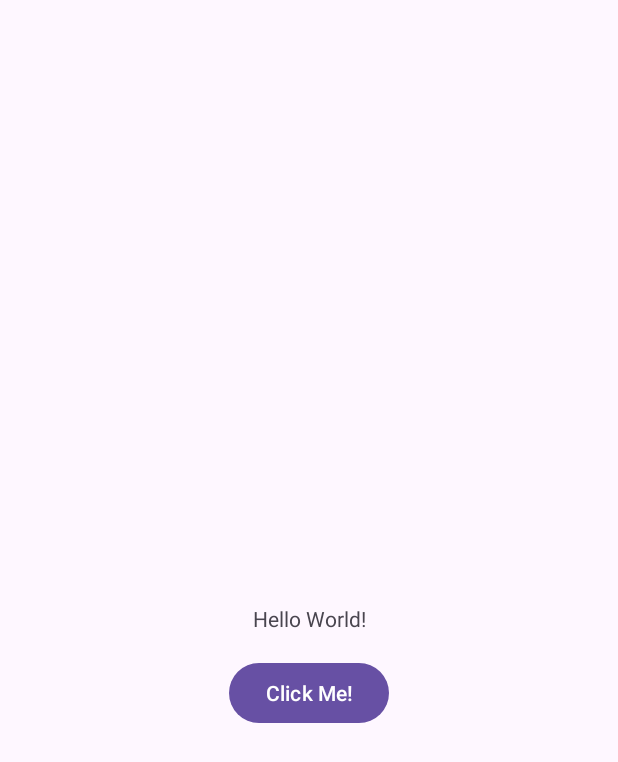
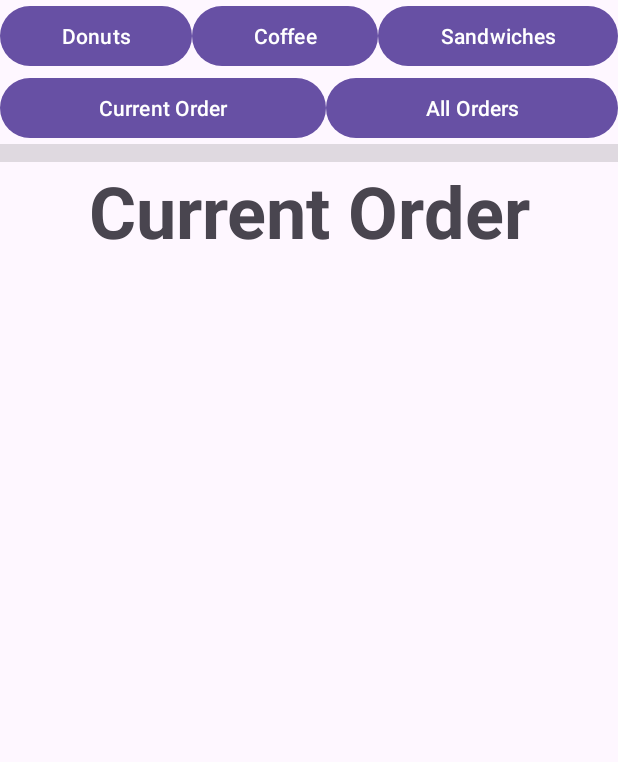
Before and after one commit to woogyeom/CS213-Project-5, an Android app: the screen it shows after launch (MainActivity), on a phone screen of 412 x 824 dp. Shown: the top 762 px of the screen. Run offline under Robolectric (Android 15) with nearby library versions, the phone set to English and light mode, and no system bars.

Commit message:
Added buttons for each page (they work)

```diff
--- /dev/null
+++ b/app/src/main/java/rucafe/ordermanager/CurrentOrderFragment.java
@@ -0,0 +1,64 @@
+package rucafe.ordermanager;
+
+import android.os.Bundle;
+
+import androidx.fragment.app.Fragment;
+
+import android.view.LayoutInflater;
+import android.view.View;
+import android.view.ViewGroup;
+
+/**
+ * A simple {@link Fragment} subclass.
+ * Use the {@link CurrentOrderFragment#newInstance} factory method to
+ * create an instance of this fragment.
+ */
+public class CurrentOrderFragment extends Fragment {
+
+    // TODO: Rename parameter arguments, choose names that match
+    // the fragment initialization parameters, e.g. ARG_ITEM_NUMBER
+    private static final String ARG_PARAM1 = "param1";
+    private static final String ARG_PARAM2 = "param2";
+
+    // TODO: Rename and change types of parameters
+    private String mParam1;
+    private String mParam2;
+
+    public CurrentOrderFragment() {
+        // Required empty public constructor
+    }
+
+    /**
+     * Use this factory method to create a new instance of
+     * this fragment using the provided parameters.
+     *
+     * @param param1 Parameter 1.
+     * @param param2 Parameter 2.
+     * @return A new instance of fragment CurrentOrderFragment.
+     */
+    // TODO: Rename and change types and number of parameters
+    public static CurrentOrderFragment newInstance(String param1, String param2) {
+        CurrentOrderFragment fragment = new CurrentOrderFragment();
+        Bundle args = new Bundle();
+        args.putString(ARG_PARAM1, param1);
+        args.putString(ARG_PARAM2, param2);
+        fragment.setArguments(args);
+        return fragment;
+    }
+
+    @Override
+    public void onCreate(Bundle savedInstanceState) {
+        super.onCreate(savedInstanceState);
+        if (getArguments() != null) {
+            mParam1 = getArguments().getString(ARG_PARAM1);
+            mParam2 = getArguments().getString(ARG_PARAM2);
+        }
+    }
+
+    @Override
+    public View onCreateView(LayoutInflater inflater, ViewGroup container,
+                             Bundle savedInstanceState) {
+        // Inflate the layout for this fragment
+        return inflater.inflate(R.layout.fragment_current_order, container, false);
+    }
+}
--- a/app/src/main/java/rucafe/ordermanager/MainActivity.java
+++ b/app/src/main/java/rucafe/ordermanager/MainActivity.java
@@ -11,6 +11,7 @@ import androidx.appcompat.app.AppCompatActivity;
 import androidx.core.graphics.Insets;
 import androidx.core.view.ViewCompat;
 import androidx.core.view.WindowInsetsCompat;
+import androidx.fragment.app.FragmentManager;
 
 public class MainActivity extends AppCompatActivity {
 
@@ -19,6 +20,8 @@ public class MainActivity extends AppCompatActivity {
         super.onCreate(savedInstanceState);
         EdgeToEdge.enable(this);
         setContentView(R.layout.activity_main);
+
+        /*
         ViewCompat.setOnApplyWindowInsetsListener(findViewById(R.id.main), (v, insets) -> {
             Insets systemBars = insets.getInsets(WindowInsetsCompat.Type.systemBars());
             v.setPadding(systemBars.left, systemBars.top, systemBars.right, systemBars.bottom);
@@ -33,8 +36,78 @@ public class MainActivity extends AppCompatActivity {
                 showPopupDialog();
             }
         });
+        */
+
+        // Creating the Fragment Manager
+        FragmentManager fragmentManager = getSupportFragmentManager();
+
+        // For Donuts button
+        Button buttonDonuts = findViewById(R.id.buttonDonuts);
+        buttonDonuts.setOnClickListener(new View.OnClickListener() {
+            @Override
+            public void onClick(View v) {
+                fragmentManager.beginTransaction()
+                        .replace(R.id.fragmentContainerView, DonutFragment.class, null)
+                        .setReorderingAllowed(true)
+                        .addToBackStack("name") // Name can be null
+                        .commit();
+            }
+        });
+
+        // For Coffee button
+        Button buttonCoffee = findViewById(R.id.buttonCoffee);
+        buttonCoffee.setOnClickListener(new View.OnClickListener() {
+            @Override
+            public void onClick(View v) {
+                fragmentManager.beginTransaction()
+                        .replace(R.id.fragmentContainerView, CoffeeFragment.class, null)
+                        .setReorderingAllowed(true)
+                        .addToBackStack("name") // Name can be null
+                        .commit();
+            }
+        });
+
+        // For Sandwich button
+        Button buttonSandwiches = findViewById(R.id.buttonSandwich);
+        buttonSandwiches.setOnClickListener(new View.OnClickListener() {
+            @Override
+            public void onClick(View v) {
+                fragmentManager.beginTransaction()
+                        .replace(R.id.fragmentContainerView, SandwichFragment.class, null)
+                        .setReorderingAllowed(true)
+                        .addToBackStack("name") // Name can be null
+                        .commit();
+            }
+        });
+
+        // For Current Order button
+        Button buttonCurrentOrder = findViewById(R.id.buttonCurrentOrder);
+        buttonCurrentOrder.setOnClickListener(new View.OnClickListener() {
+            @Override
+            public void onClick(View v) {
+                fragmentManager.beginTransaction()
+                        .replace(R.id.fragmentContainerView, CurrentOrderFragment.class, null)
+                        .setReorderingAllowed(true)
+                        .addToBackStack("name") // Name can be null
+                        .commit();
+            }
+        });
+
+        // For All Order button
+        Button buttonAllOrders = findViewById(R.id.buttonAllOrders);
+        buttonAllOrders.setOnClickListener(new View.OnClickListener() {
+            @Override
+            public void onClick(View v) {
+                fragmentManager.beginTransaction()
+                        .replace(R.id.fragmentContainerView, AllOrdersFragment.class, null)
+                        .setReorderingAllowed(true)
+                        .addToBackStack("name") // Name can be null
+                        .commit();
+            }
+        });
     }
 
+    /*
     private void showPopupDialog() {
         AlertDialog.Builder builder = new AlertDialog.Builder(this);
         builder.setTitle("Notification");
@@ -48,4 +121,5 @@ public class MainActivity extends AppCompatActivity {
         AlertDialog dialog = builder.create();
         dialog.show();
     }
+    */
 }
--- a/app/src/main/res/layout/activity_main.xml
+++ b/app/src/main/res/layout/activity_main.xml
@@ -1,30 +1,80 @@
 <?xml version="1.0" encoding="utf-8"?>
-<androidx.constraintlayout.widget.ConstraintLayout xmlns:android="http://schemas.android.com/apk/res/android"
+<LinearLayout xmlns:android="http://schemas.android.com/apk/res/android"
     xmlns:app="http://schemas.android.com/apk/res-auto"
     xmlns:tools="http://schemas.android.com/tools"
     android:id="@+id/main"
     android:layout_width="match_parent"
-    android:layout_height="match_parent"
+    android:layout_height="wrap_content"
+    android:orientation="vertical"
     tools:context=".MainActivity">
 
-    <TextView
-        android:id="@+id/helloTextView"
-        android:layout_width="wrap_content"
-        android:layout_height="wrap_content"
-        android:text="Hello World!"
-        app:layout_constraintBottom_toBottomOf="parent"
-        app:layout_constraintEnd_toEndOf="parent"
-        app:layout_constraintStart_toStartOf="parent"
-        app:layout_constraintTop_toTopOf="parent" />
+    <LinearLayout
+        android:layout_width="match_parent"
+        android:layout_height="match_parent"
+        android:orientation="horizontal">
 
-    <Button
-        android:id="@+id/myButton"
-        android:layout_width="wrap_content"
-        android:layout_height="wrap_content"
-        android:text="Click Me!"
-        app:layout_constraintTop_toBottomOf="@id/helloTextView"
-        app:layout_constraintStart_toStartOf="parent"
-        app:layout_constraintEnd_toEndOf="parent"
-        android:layout_marginTop="16dp"/>
+        <Button
+            android:id="@+id/buttonDonuts"
+            android:layout_width="wrap_content"
+            android:layout_height="wrap_content"
+            android:layout_weight="1"
+            android:text="Donuts"
+            app:iconPadding="8dp" />
 
-</androidx.constraintlayout.widget.ConstraintLayout>
+        <Button
+            android:id="@+id/buttonCoffee"
+            android:layout_width="wrap_content"
+            android:layout_height="wrap_content"
+            android:layout_weight="1"
+            android:text="Coffee" />
+
+        <Button
+            android:id="@+id/buttonSandwich"
+            android:layout_width="wrap_content"
+            android:layout_height="wrap_content"
+            android:layout_weight="1"
+            android:text="Sandwiches" />
+
+    </LinearLayout>
+
+    <LinearLayout
+        android:layout_width="match_parent"
+        android:layout_height="match_parent"
+        android:orientation="horizontal">
+
+        <Button
+            android:id="@+id/buttonCurrentOrder"
+            android:layout_width="wrap_content"
+            android:layout_height="wrap_content"
+            android:layout_weight="1"
+            android:text="Current Order" />
+
+        <Button
+            android:id="@+id/buttonAllOrders"
+            android:layout_width="wrap_content"
+            android:layout_height="wrap_content"
+            android:layout_weight="1"
+            android:text="All Orders" />
+    </LinearLayout>
+
+    <View
+        android:id="@+id/divider"
+        android:layout_width="match_parent"
+        android:layout_height="12dp"
+        android:background="?android:attr/listDivider"
+        android:backgroundTint="#040303"
+        android:foregroundTint="#000000"
+        android:visibility="visible" />
+
+    <LinearLayout
+        android:layout_width="match_parent"
+        android:layout_height="629dp"
+        android:orientation="vertical">
+
+        <androidx.fragment.app.FragmentContainerView
+            android:id="@+id/fragmentContainerView"
+            android:name="rucafe.ordermanager.CurrentOrderFragment"
+            android:layout_width="match_parent"
+            android:layout_height="match_parent" />
+    </LinearLayout>
+</LinearLayout>
--- /dev/null
+++ b/app/src/main/res/layout/fragment_current_order.xml
@@ -0,0 +1,15 @@
+<?xml version="1.0" encoding="utf-8"?>
+<FrameLayout xmlns:android="http://schemas.android.com/apk/res/android"
+    xmlns:tools="http://schemas.android.com/tools"
+    android:layout_width="match_parent"
+    android:layout_height="match_parent"
+    tools:context=".CurrentOrderFragment">
+
+    <TextView
+        android:layout_width="match_parent"
+        android:layout_height="wrap_content"
+        android:text="Current Order"
+        android:textAlignment="center"
+        android:textSize="48sp"
+        android:textStyle="bold" />
+</FrameLayout>
--- a/app/src/main/res/values/strings.xml
+++ b/app/src/main/res/values/strings.xml
@@ -1,3 +1,5 @@
 <resources>
     <string name="app_name">CS213-Project-5</string>
+    <!-- TODO: Remove or change this placeholder text -->
+    <string name="hello_blank_fragment">Hello blank fragment</string>
 </resources>
```
Also changed, not shown: app/src/main/java/rucafe/ordermanager/AllOrdersFragment.java (added, +64 -0 lines), app/src/main/java/rucafe/ordermanager/CoffeeFragment.java (added, +64 -0 lines), app/src/main/java/rucafe/ordermanager/DonutFragment.java (added, +64 -0 lines), app/src/main/java/rucafe/ordermanager/SandwichFragment.java (added, +64 -0 lines), app/src/main/res/layout/fragment_all_orders.xml (added, +15 -0 lines), app/src/main/res/layout/fragment_coffee.xml (added, +15 -0 lines), app/src/main/res/layout/fragment_donut.xml (added, +17 -0 lines), app/src/main/res/layout/fragment_sandwich.xml (added, +15 -0 lines).
